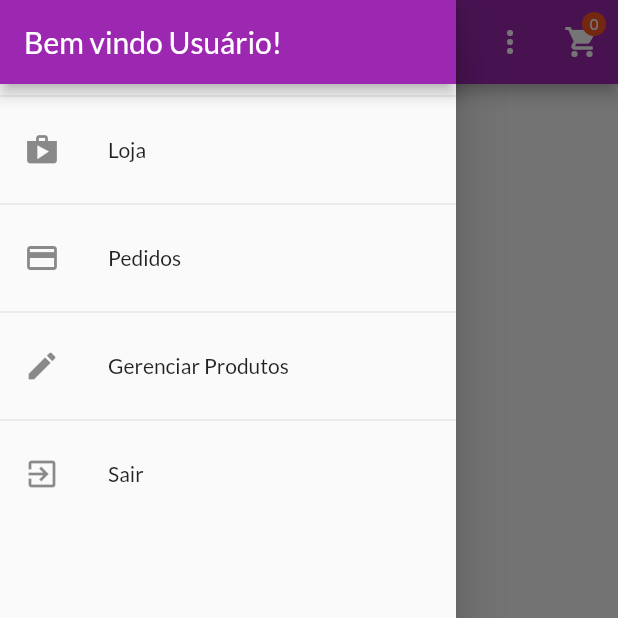
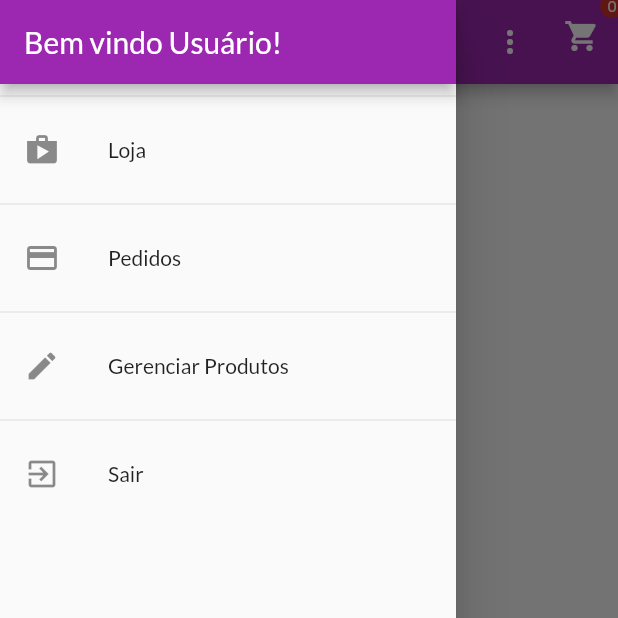
Before and after one commit to GustavoAraujoDev/App-Shop, a Flutter app: the ProductsOverviewPage screen opened directly, with the side drawer open, on a phone screen of 412 x 824 dp, the top half of it. Run offline on Flutter 3.47's test engine with Material 2 defaults, Android fonts, the phone set to English and light mode, and no system bars; our stand-ins replace shared_preferences; missing offline and left inert: shared_preferences_web; accounts and stored records are empty; network calls fail.

Commit message:
App-Shop

```diff
--- a/lib/pages/products_overview_page.dart
+++ b/lib/pages/products_overview_page.dart
@@ -1,7 +1,6 @@
 import 'package:flutter/material.dart';
 import 'package:provider/provider.dart';
 import 'package:shop/components/app_drawer.dart';
-import 'package:shop/components/badge.dart';
 import 'package:shop/components/product_grid.dart';
 import 'package:shop/models/cart.dart';
 import 'package:shop/models/product_list.dart';
@@ -72,7 +71,7 @@ class _ProductsOverviewPageState extends State<ProductsOverviewPage> {
               icon: const Icon(Icons.shopping_cart),
             ),
             builder: (ctx, cart, child) => Badge(
-              value: cart.itemsCount.toString(),
+              label: Text(cart.itemsCount.toString()),
               child: child!,
             ),
           ),
```
